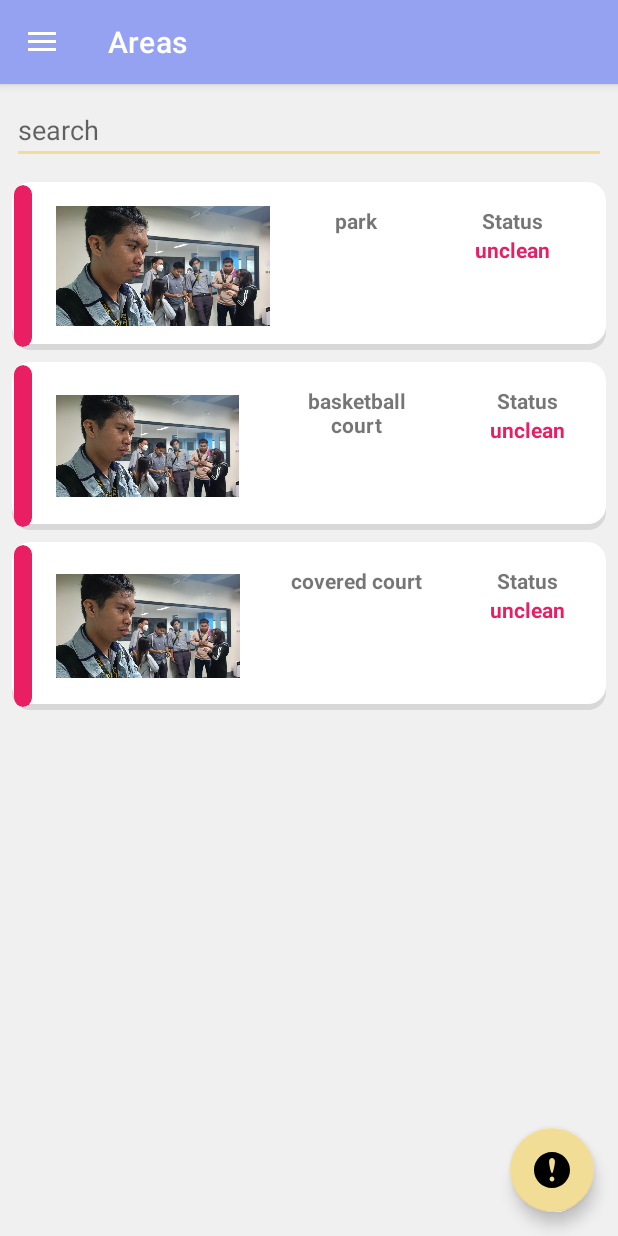
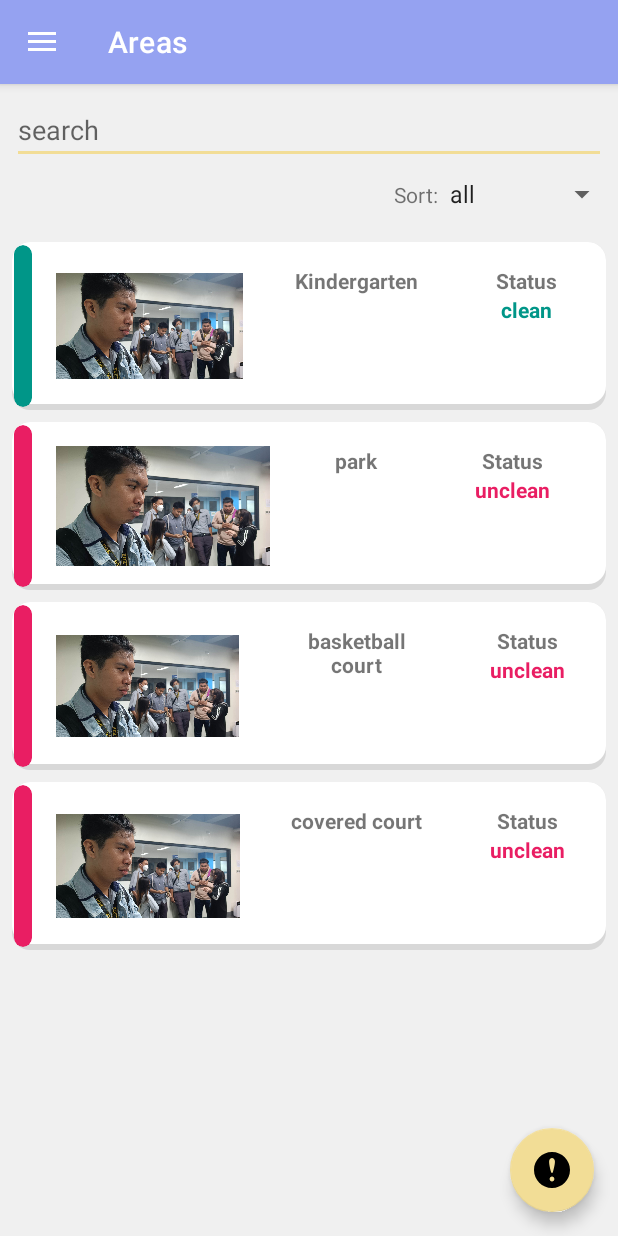
Before and after one commit to Grrom/barangay_cleaning, an Android app: the screen it shows after launch (MainActivity), in the side drawer, after a tap on "Areas", on a phone screen of 412 x 824 dp. Run offline under Robolectric (Android 15) with nearby library versions, the phone set to English and light mode, and no system bars; our stand-ins replace navigation-ui.

Commit message:
add sorting for areas and reports

```diff
--- a/app/src/main/java/com/example/barangay_cleaning/adapters/AreasAdapter.java
+++ b/app/src/main/java/com/example/barangay_cleaning/adapters/AreasAdapter.java
@@ -1,10 +1,13 @@
 package com.example.barangay_cleaning.adapters;
 
 import android.content.Context;
+import android.util.Log;
 import android.view.LayoutInflater;
 import android.view.View;
 import android.view.ViewGroup;
+import android.widget.AdapterView;
 import android.widget.ImageView;
+import android.widget.Spinner;
 import android.widget.TextView;
 
 import androidx.annotation.NonNull;
@@ -40,6 +43,9 @@ public class AreasAdapter  extends RecyclerView.Adapter<AreasAdapter.MyViewHolde
         if(areas.get(position).getStatus().equals("unclean")){
             holder.status.setTextColor(context.getResources().getColor(R.color.red));
             holder.statusIndicator.setCardBackgroundColor(context.getResources().getColor(R.color.red));
+        }else{
+            holder.status.setTextColor(context.getResources().getColor(R.color.green));
+            holder.statusIndicator.setCardBackgroundColor(context.getResources().getColor(R.color.green));
         }
     }
 
--- a/app/src/main/java/com/example/barangay_cleaning/adapters/ReportsAdapter.java
+++ b/app/src/main/java/com/example/barangay_cleaning/adapters/ReportsAdapter.java
@@ -2,11 +2,14 @@ package com.example.barangay_cleaning.adapters;
 
 import android.content.Context;
 import android.content.Intent;
+import android.util.Log;
 import android.view.LayoutInflater;
 import android.view.View;
 import android.view.ViewGroup;
+import android.widget.AdapterView;
 import android.widget.Button;
 import android.widget.ImageView;
+import android.widget.Spinner;
 import android.widget.TextView;
 
 import androidx.annotation.NonNull;
@@ -42,6 +45,9 @@ public class ReportsAdapter  extends RecyclerView.Adapter<ReportsAdapter.MyViewH
         if(reports.get(position).getStatus().equals("unresolved")){
             holder.status.setTextColor(context.getResources().getColor(R.color.red));
             holder.statusIndicator.setCardBackgroundColor(context.getResources().getColor(R.color.red));
+        }else{
+            holder.status.setTextColor(context.getResources().getColor(R.color.green));
+            holder.statusIndicator.setCardBackgroundColor(context.getResources().getColor(R.color.green));
         }
         holder.viewButton.setOnClickListener(view->{
             Intent intent = new Intent(context, ResidentActivity.class);
--- a/app/src/main/java/com/example/barangay_cleaning/ui/areas/AreasFragment.java
+++ b/app/src/main/java/com/example/barangay_cleaning/ui/areas/AreasFragment.java
@@ -2,10 +2,13 @@ package com.example.barangay_cleaning.ui.areas;
 
 import android.os.Build;
 import android.os.Bundle;
+import android.util.Log;
 import android.view.LayoutInflater;
 import android.view.View;
 import android.view.ViewGroup;
+import android.widget.AdapterView;
 import android.widget.EditText;
+import android.widget.Spinner;
 import android.widget.TextView;
 
 import androidx.annotation.NonNull;
@@ -41,6 +44,7 @@ public class AreasFragment extends Fragment {
 
         RecyclerView recyclerView = binding.areasRecyclerView;
         EditText searchField = binding.searchArea;
+        Spinner areasSort = binding.areasSort;
 
         setupAreasModel();
 
@@ -48,9 +52,23 @@ public class AreasFragment extends Fragment {
         recyclerView.setAdapter(adapter);
         recyclerView.setLayoutManager(new LinearLayoutManager(getContext()));
 
-        AreasViewModel areasViewModel =
-                new ViewModelProvider(this).get(AreasViewModel.class);
+        areasSort.setOnItemSelectedListener(new AdapterView.OnItemSelectedListener() {
+            @Override
+            public void onItemSelected(AdapterView<?> parent, View view, int position, long id) {
+                String selected = ((TextView)view).getText().toString();
+                areas.clear();
+                setupAreasModel();
+                if(!selected.equals("all")){
+                    areas.removeIf(s -> !s.getStatus().equalsIgnoreCase(selected.toLowerCase()));
+                }
+                adapter.notifyDataSetChanged();
+            }
 
+            @Override
+            public void onNothingSelected(AdapterView<?> parent) {
+
+            }
+        });
 
 
         searchField.setOnKeyListener((v, keyCode, event) -> {
@@ -76,6 +94,7 @@ public class AreasFragment extends Fragment {
         int image= R.drawable.temp_bg;
         String status = "unclean";
 
+        areas.add(new Area(image, "Kindergarten",  "clean"));
         for (int i = 0; i < names.length; i++){
             areas.add(new Area(image, names[i],  status));
         }
--- a/app/src/main/res/layout/fragment_areas.xml
+++ b/app/src/main/res/layout/fragment_areas.xml
@@ -18,6 +18,29 @@
         android:hint="search"
         />
 
+    <LinearLayout
+        android:layout_marginBottom="16dp"
+        android:orientation="horizontal"
+        android:layout_width="match_parent"
+        android:layout_height="wrap_content">
+        <Space
+            android:layout_width="wrap_content"
+            android:layout_height="wrap_content"
+            android:layout_weight="1"
+            />
+        <TextView
+            android:layout_width="wrap_content"
+            android:layout_height="wrap_content"
+            android:text="Sort:"
+            />
+        <Spinner
+            android:id="@+id/areas_sort"
+            android:layout_width="wrap_content"
+            android:layout_height="wrap_content"
+            android:entries="@array/areas_status"
+            />
+    </LinearLayout>
+
     <androidx.recyclerview.widget.RecyclerView
         android:id="@+id/areasRecyclerView"
         android:layout_width="match_parent"
--- a/app/src/main/res/values/strings.xml
+++ b/app/src/main/res/values/strings.xml
@@ -14,4 +14,16 @@
     <string name="menu_reports">Reports</string>
     <string name="home_title">Barangay BanayBanay</string>
     <string name="lorem_ipsum">Nunc ac dui id dolor tincidunt rhoncus eu at sem. Curabitur in purus lectus. Curabitur finibus lectus quis massa luctus, vitae sodales mi feugiat. Fusce semper diam ut felis ultrices, ac volutpat nibh sodales. Nunc ultricies turpis eget neque lobortis fringilla. Ut vel finibus diam. Mauris sollicitudin, risus vel consequat aliquet, quam urna dapibus dui, id iaculis enim lorem non justo. Fusce sodales scelerisque suscipit. Duis rhoncus a ligula in tincidunt. </string>
+
+    <string-array name="areas_status">
+        <item>all</item>
+        <item>clean</item>
+        <item>unclean</item>
+    </string-array>
+
+    <string-array name="reports_status">
+        <item>all</item>
+        <item>resolved</item>
+        <item>unresolved</item>
+    </string-array>
 </resources>
```
Also changed, not shown: app/src/main/java/com/example/barangay_cleaning/ui/reports/ReportsFragment.java (+24 -0 lines), app/src/main/res/layout/fragment_reports.xml (+25 -0 lines).
